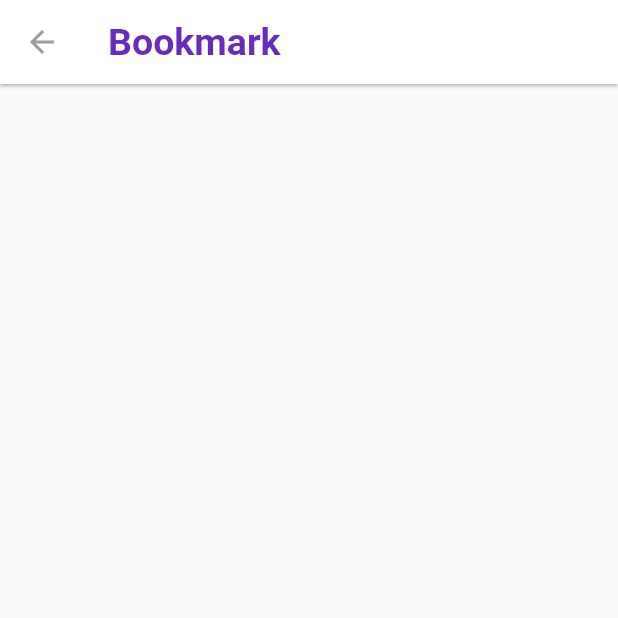
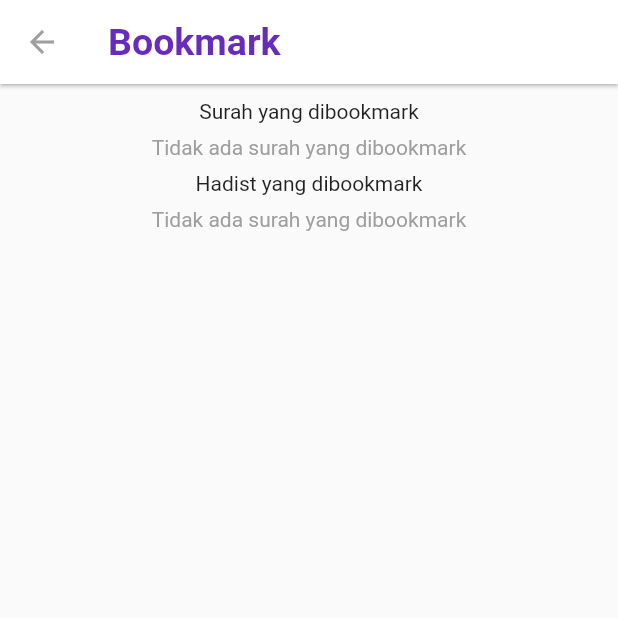
Before and after one commit to ariobramantyo/quran, a Flutter app: the BookmarkPage screen opened directly, on a phone screen of 412 x 824 dp, the top half of it. Run offline on Flutter 3.47's test engine with Material 2 defaults, Android fonts, the phone set to English and light mode, and no system bars; our stand-ins replace get, get_storage, scrollable_positioned_list, sqflite; accounts and stored records are empty; network calls fail.

Commit message:
add detail hadist page and bookmark for hadist

```diff
--- /dev/null
+++ b/lib/model/bookmark_hadist.dart
@@ -0,0 +1,28 @@
+class BookmarkHadist {
+  int? id;
+  String idName;
+  int number;
+  String name;
+
+  BookmarkHadist({
+    this.id,
+    required this.idName,
+    required this.number,
+    required this.name,
+  });
+
+  factory BookmarkHadist.fromMap(Map<String, dynamic> map) {
+    return BookmarkHadist(
+        id: map['id'],
+        idName: map['idName'],
+        number: map['number'],
+        name: map['name']);
+  }
+
+  Map<String, dynamic> toMap() => {
+        'id': this.id,
+        'idName': this.idName,
+        'number': this.number,
+        'name': this.name,
+      };
+}
--- a/lib/view/bookmark_page.dart
+++ b/lib/view/bookmark_page.dart
@@ -3,6 +3,7 @@ import 'package:get/get.dart';
 import 'package:quran/controller/bookmark_controller.dart';
 import 'package:quran/services/database_helper.dart';
 import 'package:quran/utils/text_style.dart';
+import 'package:quran/view/detail_hadist_page.dart';
 import 'package:quran/view/detail_surah_page.dart';
 
 class BookmarkPage extends StatelessWidget {
@@ -22,16 +23,24 @@ class BookmarkPage extends StatelessWidget {
           iconTheme: IconThemeData(color: Colors.grey),
           elevation: 1,
         ),
-        body: Obx(
-          () => ListView.builder(
+        body: ListView(
+          children: [
+            SizedBox(height: 10),
+            Center(child: Text('Surah yang dibookmark')),
+            Obx(
+              () => bookmark.listVerse.length > 0
+                  ? ListView.builder(
+                      physics: ClampingScrollPhysics(),
+                      shrinkWrap: true,
                       itemCount: bookmark.listVerse.length,
                       itemBuilder: (context, index) {
                         var verse = bookmark.listVerse[index];
                         return Dismissible(
                           key: UniqueKey(),
                           onDismissed: (_) {
-                  DatabaseHelper.instance.deleteById(verse.numberInQuran);
-                  bookmark.deleteById(verse.numberInQuran);
+                            DatabaseHelper.instance
+                                .deleteVerseById(verse.numberInQuran);
+                            bookmark.deleteVerseById(verse.numberInQuran);
                           },
                           child: Material(
                             child: InkWell(
@@ -51,48 +60,65 @@ class BookmarkPage extends StatelessWidget {
                           ),
                         );
                       },
+                    )
+                  : Center(
+                      child: Padding(
+                      padding: EdgeInsets.all(8.0),
+                      child: Text(
+                        'Tidak ada surah yang dibookmark',
+                        style: TextStyle(color: Colors.grey),
                       ),
+                    )),
+            ),
+            Center(child: Text('Hadist yang dibookmark')),
+            Obx(
+              () => bookmark.listHadist.length > 0
+                  ? ListView.builder(
+                      physics: ClampingScrollPhysics(),
+                      shrinkWrap: true,
+                      itemCount: bookmark.listHadist.length,
+                      itemBuilder: (context, index) {
+                        var hadist = bookmark.listHadist[index];
+                        return Dismissible(
+                          key: UniqueKey(),
+                          onDismissed: (_) {
+                            DatabaseHelper.instance
+                                .deleteHadistById(hadist.idName, hadist.number);
+                            bookmark.deleteHadistById(
+                                hadist.number, hadist.idName);
+                          },
+                          child: Material(
+                            child: InkWell(
+                              onTap: () {
+                                Get.to(() => DetailHadistPage(
+                                    id: hadist.idName,
+                                    name: hadist.name,
+                                    initialScrollIndex: hadist.number));
+                                print(hadist.number);
+                              },
+                              child: Container(
+                                width: double.infinity,
+                                padding: EdgeInsets.fromLTRB(20, 15, 5, 15),
+                                child: Text(
+                                  '${hadist.name} no. ${hadist.number}',
+                                  style: TextStyle(fontSize: 18),
+                                ),
+                              ),
+                            ),
+                          ),
+                        );
+                      },
                     )
-        // FutureBuilder<List<BookmarkVerse>>(
-        //   future: DatabaseHelper.instance.getVerse(),
-        //   builder: (context, snapshot) {
-        //     if (snapshot.hasData) {
-        //       return ListView.builder(
-        //         itemCount: snapshot.data!.length,
-        //         itemBuilder: (context, index) {
-        //           var verse = snapshot.data![index];
-        //           return Dismissible(
-        //             key: UniqueKey(),
-        //             onDismissed: (_) {
-        //               DatabaseHelper.instance.deleteById(verse.numberInQuran);
-        //             },
-        //             child: Material(
-        //               child: InkWell(
-        //                 onTap: () => Get.to(() => DetailSurahPage(
-        //                     id: verse.surahNumber,
-        //                     name: verse.surahName,
-        //                     initialIndex: verse.numberOfVerseBookmarked)),
-        //                 child: Container(
-        //                   width: double.infinity,
-        //                   padding:
-        //                       EdgeInsets.symmetric(vertical: 15, horizontal: 10),
-        //                   child: Text(
-        //                     'Q.S. ${verse.surahName} ${verse.surahNumber}: Ayat ${verse.numberOfVerseBookmarked}',
-        //                     style: TextStyle(fontSize: 18),
-        //                   ),
-        //                 ),
-        //               ),
-        //             ),
-        //           );
-        //         },
-        //       );
-        //     }
-
-        //     return Center(
-        //       child: CircularProgressIndicator(),
-        //     );
-        //   },
-        // ),
-        );
+                  : Center(
+                      child: Padding(
+                      padding: EdgeInsets.all(8.0),
+                      child: Text(
+                        'Tidak ada surah yang dibookmark',
+                        style: TextStyle(color: Colors.grey),
+                      ),
+                    )),
+            ),
+          ],
+        ));
   }
 }
--- a/lib/view/widgets/hadist_tab.dart
+++ b/lib/view/widgets/hadist_tab.dart
@@ -1,8 +1,10 @@
 import 'package:flutter/cupertino.dart';
 import 'package:flutter/material.dart';
+import 'package:get/get.dart';
 import 'package:quran/model/hadist.dart';
 import 'package:quran/services/api_service.dart';
 import 'package:quran/utils/text_style.dart';
+import 'package:quran/view/detail_hadist_page.dart';
 
 class HadistTab extends StatelessWidget {
   const HadistTab({Key? key}) : super(key: key);
@@ -18,6 +20,11 @@ class HadistTab extends StatelessWidget {
             itemBuilder: (context, index) {
               var hadist = snapshot.data![index];
               return ListTile(
+                onTap: () => Get.to(() => DetailHadistPage(
+                      id: hadist.id,
+                      name: hadist.name,
+                      initialScrollIndex: 0,
+                    )),
                 title: Text(hadist.name, style: AppTextStyle.titleListTile),
                 subtitle: Text('Kumpulan hadist ${hadist.name}'),
               );
```
Also changed, not shown: lib/controller/bookmark_controller.dart (+20 -2 lines), lib/services/database_helper.dart (+48 -4 lines), lib/view/detail_hadist_page.dart (added, +146 -0 lines), lib/view/detail_surah_page.dart (+16 -13 lines). Lines whose indentation alone changed are shown as unchanged.
